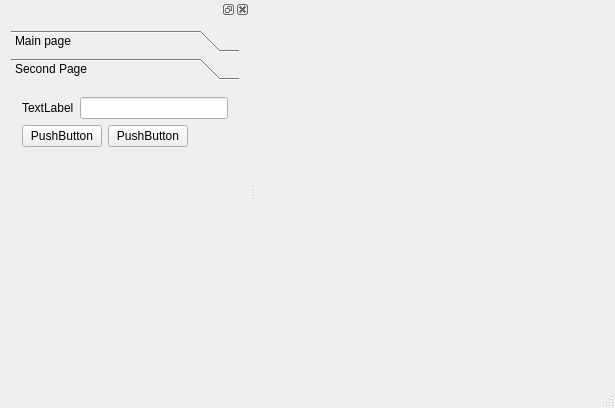
The window that QtTests/Multiple/mainwindow.ui (arielbernal/research) describes before a commit, drawn with Qt 5.
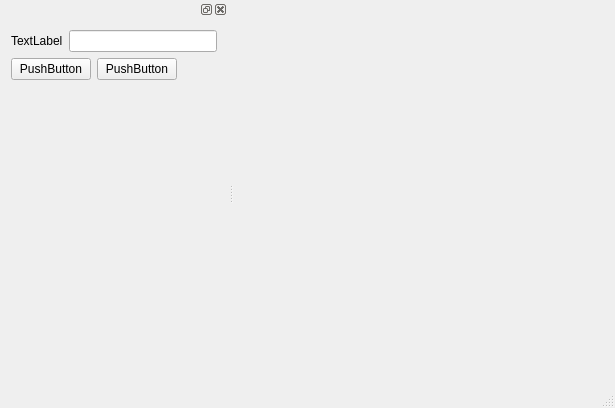
The same window after the commit.

```diff
--- a/QtTests/Multiple/mainwindow.ui
+++ b/QtTests/Multiple/mainwindow.ui
@@ -32,24 +32,6 @@
    <widget class="QWidget" name="dockWidgetContents">
     <layout class="QGridLayout" name="gridLayout">
      <item row="0" column="1">
-      <widget class="QToolBox" name="toolBox">
-       <property name="currentIndex">
-        <number>1</number>
-       </property>
-       <widget class="QWidget" name="page_5">
-        <property name="geometry">
-         <rect>
-          <x>0</x>
-          <y>0</y>
-          <width>236</width>
-          <height>273</height>
-         </rect>
-        </property>
-        <attribute name="label">
-         <string>Main page</string>
-        </attribute>
-        <layout class="QGridLayout" name="gridLayout_4">
-         <item row="0" column="0">
           <layout class="QVBoxLayout" name="verticalLayout_3">
            <item>
             <layout class="QHBoxLayout" name="horizontalLayout_5">
@@ -110,97 +92,6 @@
             </spacer>
            </item>
           </layout>
-         </item>
-        </layout>
-       </widget>
-       <widget class="QWidget" name="page_6">
-        <property name="geometry">
-         <rect>
-          <x>0</x>
-          <y>0</y>
-          <width>236</width>
-          <height>273</height>
-         </rect>
-        </property>
-        <property name="sizePolicy">
-         <sizepolicy hsizetype="Preferred" vsizetype="Preferred">
-          <horstretch>0</horstretch>
-          <verstretch>0</verstretch>
-         </sizepolicy>
-        </property>
-        <attribute name="label">
-         <string>Second Page</string>
-        </attribute>
-        <layout class="QGridLayout" name="gridLayout_2">
-         <item row="0" column="0">
-          <layout class="QVBoxLayout" name="verticalLayout_4">
-           <item>
-            <layout class="QHBoxLayout" name="horizontalLayout_7">
-             <item>
-              <widget class="QLabel" name="label_4">
-               <property name="text">
-                <string>TextLabel</string>
-               </property>
-              </widget>
-             </item>
-             <item>
-              <widget class="QLineEdit" name="lineEdit_4"/>
-             </item>
-            </layout>
-           </item>
-           <item>
-            <layout class="QHBoxLayout" name="horizontalLayout_9">
-             <item>
-              <layout class="QHBoxLayout" name="horizontalLayout_8">
-               <item>
-                <widget class="QPushButton" name="pushButton_7">
-                 <property name="text">
-                  <string>PushButton</string>
-                 </property>
-                </widget>
-               </item>
-               <item>
-                <widget class="QPushButton" name="pushButton_8">
-                 <property name="text">
-                  <string>PushButton</string>
-                 </property>
-                </widget>
-               </item>
-              </layout>
-             </item>
-             <item>
-              <spacer name="horizontalSpacer_4">
-               <property name="orientation">
-                <enum>Qt::Horizontal</enum>
-               </property>
-               <property name="sizeHint" stdset="0">
-                <size>
-                 <width>40</width>
-                 <height>20</height>
-                </size>
-               </property>
-              </spacer>
-             </item>
-            </layout>
-           </item>
-           <item>
-            <spacer name="verticalSpacer_4">
-             <property name="orientation">
-              <enum>Qt::Vertical</enum>
-             </property>
-             <property name="sizeHint" stdset="0">
-              <size>
-               <width>20</width>
-               <height>40</height>
-              </size>
-             </property>
-            </spacer>
-           </item>
-          </layout>
-         </item>
-        </layout>
-       </widget>
-      </widget>
      </item>
     </layout>
    </widget>
```
Lines whose indentation alone changed are shown as unchanged.
